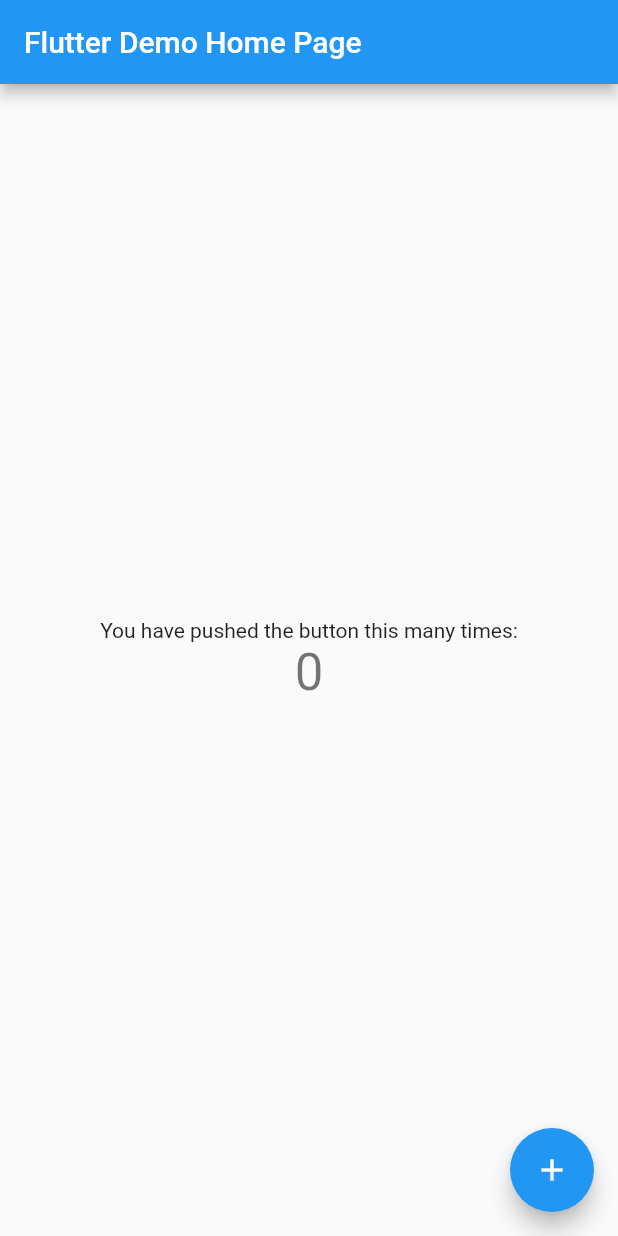
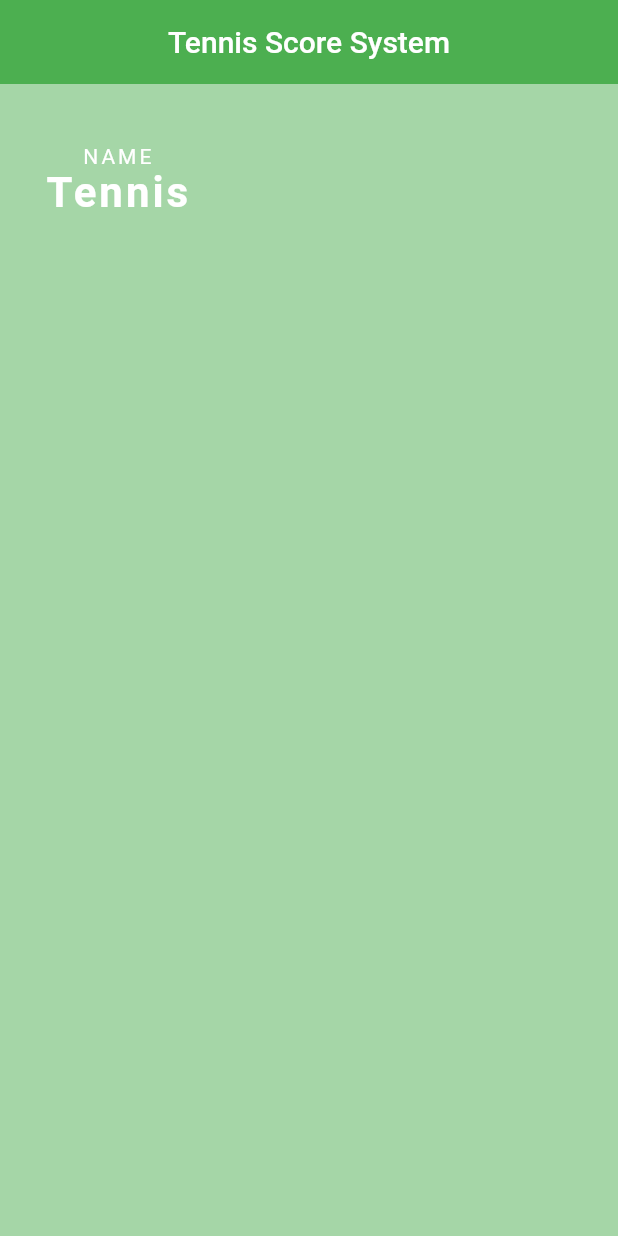
Before and after one commit to mosiccan/tennis_score_app, a Flutter app: the screen it shows after launch, on a phone screen of 412 x 824 dp. Run offline on Flutter 3.47's test engine with Material 2 defaults, Android fonts, the phone set to English and light mode, and no system bars.

Commit message:
build : lecture 10

```diff
--- a/lib/main.dart
+++ b/lib/main.dart
@@ -1,106 +1,55 @@
 import 'package:flutter/material.dart';
 
 void main() {
-  runApp(const MyApp());
+  runApp(MyApp());
 }
 
 class MyApp extends StatelessWidget {
-  const MyApp({Key? key}) : super(key: key);
+ // const MyApp({Key? key}) : super(key: key);
 
-  // This widget is the root of your application.
   @override
   Widget build(BuildContext context) {
     return MaterialApp(
-      title: 'Flutter Demo',
+      title: 'Tennis Score System',
+      home: MyHomePage(),
       theme: ThemeData(
         primarySwatch: Colors.blue,
       ),
-      home: const MyHomePage(title: 'Flutter Demo Home Page'),
     );
   }
 }
 
-class MyHomePage extends StatefulWidget {
-  const MyHomePage({Key? key, required this.title}) : super(key: key);
-
-  // This widget is the home page of your application. It is stateful, meaning
-  // that it has a State object (defined below) that contains fields that affect
-  // how it looks.
-
-  // This class is the configuration for the state. It holds the values (in this
-  // case the title) provided by the parent (in this case the App widget) and
-  // used by the build method of the State. Fields in a Widget subclass are
-  // always marked "final".
-
-  final String title;
-
-  @override
-  State<MyHomePage> createState() => _MyHomePageState();
-}
-
-class _MyHomePageState extends State<MyHomePage> {
-  int _counter = 0;
-
-  void _incrementCounter() {
-    setState(() {
-      // This call to setState tells the Flutter framework that something has
-      // changed in this State, which causes it to rerun the build method below
-      // so that the display can reflect the updated values. If we changed
-      // _counter without calling setState(), then the build method would not be
-      // called again, and so nothing would appear to happen.
-      _counter++;
-    });
-  }
-
-  @override
-  Widget build(BuildContext context) {
-    // This method is rerun every time setState is called, for instance as done
-    // by the _incrementCounter method above.
-    //
-    // The Flutter framework has been optimized to make rerunning build methods
-    // fast, so that you can just rebuild anything that needs updating rather
-    // than having to individually change instances of widgets.
+class MyHomePage extends StatelessWidget {
+  Widget build(BuildContext context){
     return Scaffold(
+      backgroundColor: Colors.green[200],
       appBar: AppBar(
-        // Here we take the value from the MyHomePage object that was created by
-        // the App.build method, and use it to set our appbar title.
-        title: Text(widget.title),
+        title: Text('Tennis Score System'),
+        backgroundColor: Colors.green,
+        centerTitle: true,
+        elevation: 0.0,
       ),
-      body: Center(
-        // Center is a layout widget. It takes a single child and positions it
-        // in the middle of the parent.
+      body: Padding(
+        padding: EdgeInsets.fromLTRB(30.0, 40.0, 0.0, 0.0),
         child: Column(
-          // Column is also a layout widget. It takes a list of children and
-          // arranges them vertically. By default, it sizes itself to fit its
-          // children horizontally, and tries to be as tall as its parent.
-          //
-          // Invoke "debug painting" (press "p" in the console, choose the
-          // "Toggle Debug Paint" action from the Flutter Inspector in Android
-          // Studio, or the "Toggle Debug Paint" command in Visual Studio Code)
-          // to see the wireframe for each widget.
-          //
-          // Column has various properties to control how it sizes itself and
-          // how it positions its children. Here we use mainAxisAlignment to
-          // center the children vertically; the main axis here is the vertical
-          // axis because Columns are vertical (the cross axis would be
-          // horizontal).
-          mainAxisAlignment: MainAxisAlignment.center,
-          children: <Widget>[
-            const Text(
-              'You have pushed the button this many times:',
+          children: [
+            Text('NAME',
+            style: TextStyle(
+              color: Colors.white,
+              letterSpacing: 2.0,
             ),
-            Text(
-              '$_counter',
-              style: Theme.of(context).textTheme.headline4,
+            ),
+            Text('Tennis',
+              style: TextStyle(
+                color: Colors.white,
+                letterSpacing: 2.0,
+                fontSize: 28.0,
+                fontWeight: FontWeight.bold
+              ),
             ),
           ],
         ),
-      ),
-      floatingActionButton: FloatingActionButton(
-        onPressed: _incrementCounter,
-        tooltip: 'Increment',
-        child: const Icon(Icons.add),
-      ), // This trailing comma makes auto-formatting nicer for build methods.
+      )
     );
   }
 }
```
